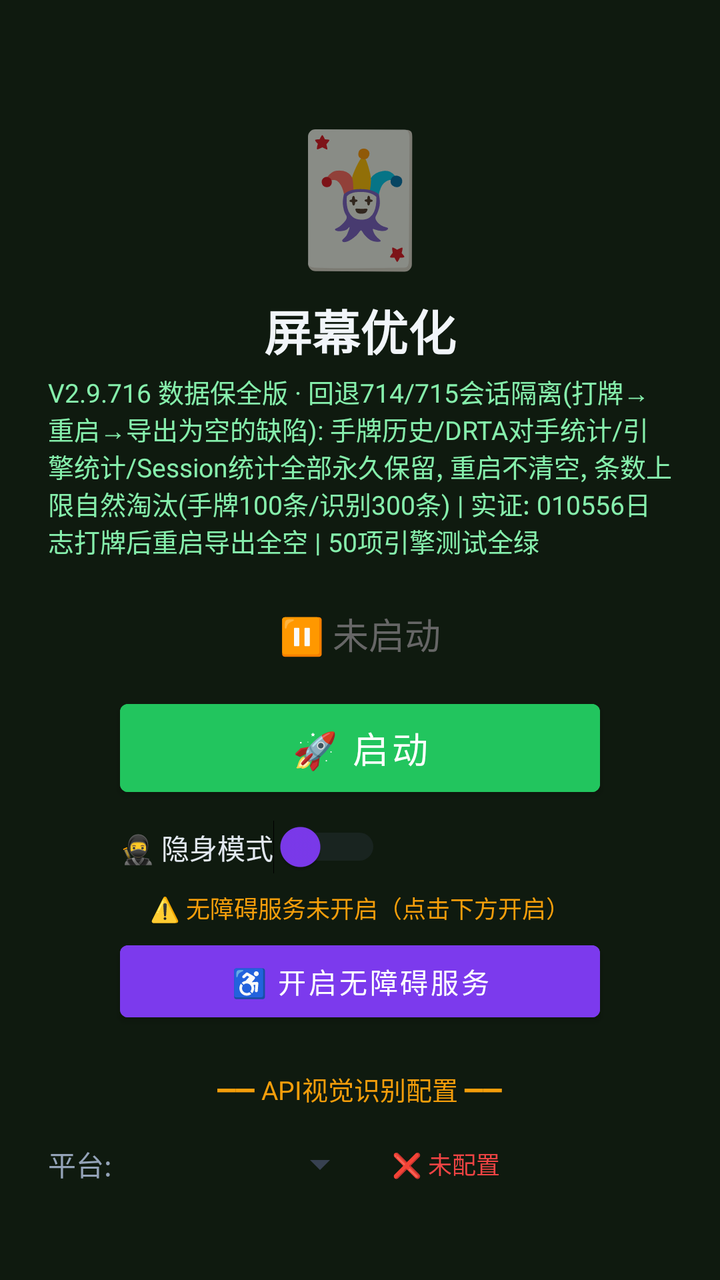
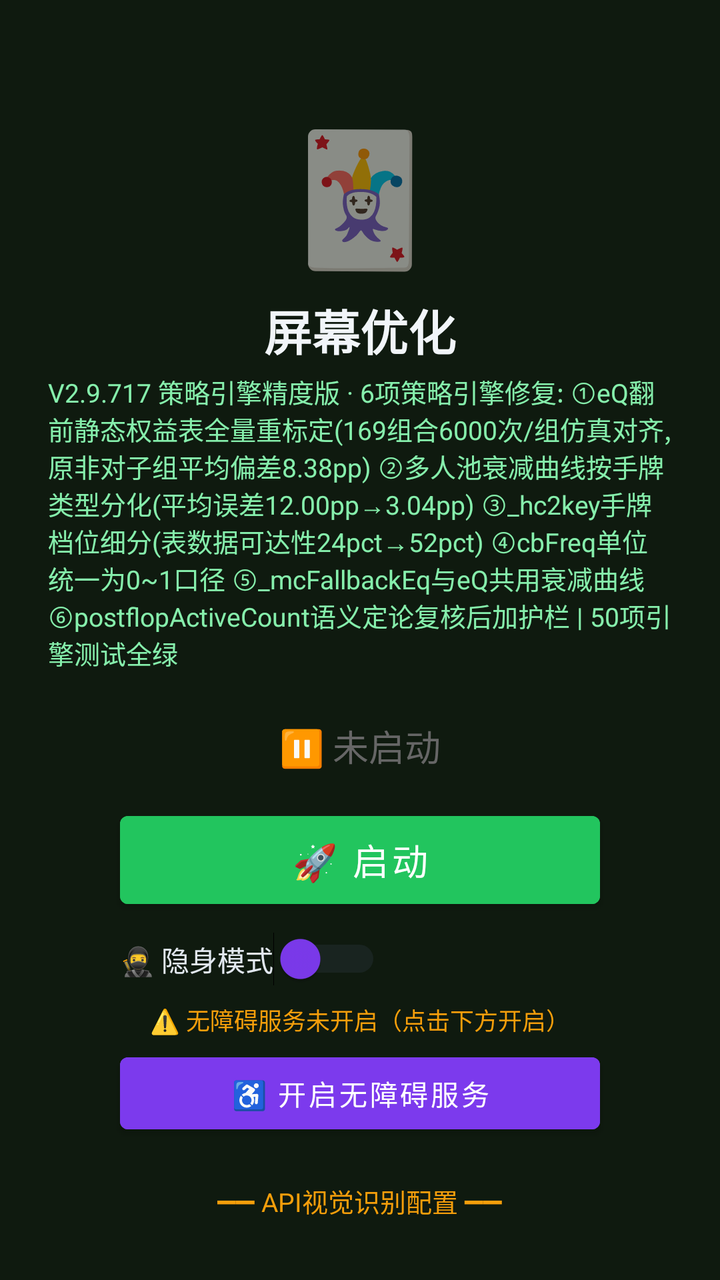

Screens rendered from an Android XML layout before and after an edit, with the pre-edit source and the edit as a unified diff.
<!-- AndroidManifest.xml: activity theme Theme.MjScreenshot -->
<!-- res/layout/activity_main.xml -->
<?xml version="1.0" encoding="utf-8"?>
<LinearLayout xmlns:android="http://schemas.android.com/apk/res/android"
    android:layout_width="match_parent"
    android:layout_height="match_parent"
    android:orientation="vertical"
    android:background="#0f1a0f"
    android:padding="24dp"
    android:gravity="center_horizontal">

    <TextView
        android:layout_width="wrap_content"
        android:layout_height="wrap_content"
        android:text="🃏"
        android:textSize="64sp"
        android:layout_marginTop="30dp" />

    <TextView
        android:layout_width="wrap_content"
        android:layout_height="wrap_content"
        android:text="屏幕优化"
        android:textSize="24sp"
        android:textColor="#f1f5f9"
        android:textStyle="bold"
        android:layout_marginTop="8dp" />

    <TextView
        android:layout_width="wrap_content"
        android:layout_height="wrap_content"
        android:text="V2.9.716 数据保全版 · 回退714/715会话隔离(打牌→重启→导出为空的缺陷): 手牌历史/DRTA对手统计/引擎统计/Session统计全部永久保留, 重启不清空, 条数上限自然淘汰(手牌100条/识别300条) | 实证: 010556日志打牌后重启导出全空 | 50项引擎测试全绿"
        android:textSize="13sp"
        android:textColor="#86efac"
        android:layout_marginTop="4dp" />

    <TextView
        android:id="@+id/tvStatus"
        android:layout_width="wrap_content"
        android:layout_height="wrap_content"
        android:text="⏸ 未启动"
        android:textSize="18sp"
        android:textColor="#666666"
        android:layout_marginTop="24dp" />

    <Button
        android:id="@+id/btnStart"
        android:layout_width="240dp"
        android:layout_height="56dp"
        android:text="🚀 启动"
        android:textSize="18sp"
        android:textColor="#ffffff"
        android:backgroundTint="#22c55e"
        android:layout_marginTop="16dp" />

    <Button
        android:id="@+id/btnHelper"
        android:layout_width="240dp"
        android:layout_height="56dp"
        android:text="🃏 打开智囊"
        android:textSize="16sp"
        android:textColor="#ffffff"
        android:backgroundTint="#16a34a"
        android:layout_marginTop="12dp"
        android:visibility="gone" />

    
    <LinearLayout
        android:layout_width="240dp"
        android:layout_height="wrap_content"
        android:orientation="horizontal"
        android:gravity="center_vertical"
        android:layout_marginTop="8dp">

        <Switch
            android:id="@+id/switchStealth"
            android:layout_width="wrap_content"
            android:layout_height="wrap_content"
            android:text="🥷 隐身模式"
            android:textColor="#e2e8f0"
            android:textSize="14sp"
            android:thumbTint="#7c3aed"
            android:trackTint="#374151" />
    </LinearLayout>

    <TextView
        android:id="@+id/tvAccessibilityStatus"
        android:layout_width="wrap_content"
        android:layout_height="wrap_content"
        android:text="⚠️ 无障碍服务未开启（点击下方开启）"
        android:textSize="12sp"
        android:textColor="#f59e0b"
        android:layout_marginTop="8dp"
        android:gravity="center" />

    <Button
        android:id="@+id/btnAccessibility"
        android:layout_width="240dp"
        android:layout_height="48dp"
        android:text="♿ 开启无障碍服务"
        android:textSize="14sp"
        android:textColor="#ffffff"
        android:backgroundTint="#7c3aed"
        android:layout_marginTop="4dp" />

    <TextView
        android:layout_width="wrap_content"
        android:layout_height="wrap_content"
        android:text="━━ API视觉识别配置 ━━"
        android:textSize="13sp"
        android:textColor="#f59e0b"
        android:layout_marginTop="20dp" />

    <LinearLayout
        android:layout_width="match_parent"
        android:layout_height="wrap_content"
        android:orientation="horizontal"
        android:layout_marginTop="8dp"
        android:gravity="center_vertical">

        <TextView
            android:layout_width="wrap_content"
            android:layout_height="wrap_content"
            android:text="平台:"
            android:textSize="14sp"
            android:textColor="#94a3b8" />

        <Spinner
            android:id="@+id/spinnerProvider"
            android:layout_width="120dp"
            android:layout_height="40dp"
            android:layout_marginStart="8dp"
            android:backgroundTint="#374151" />

        <TextView
            android:id="@+id/tvApiStatus"
            android:layout_width="wrap_content"
            android:layout_height="wrap_content"
            android:text="❌ 未配置"
            android:textSize="12sp"
            android:textColor="#ef4444"
            android:layout_marginStart="12dp" />
    </LinearLayout>

    <EditText
        android:id="@+id/etApiKey"
        android:layout_width="match_parent"
        android:layout_height="44dp"
        android:hint="输入API Key（如 sk-xxx）"
        android:textSize="14sp"
        android:textColor="#e2e8f0"
        android:textColorHint="#64748b"
        android:backgroundTint="#374151"
        android:inputType="textPassword"
        android:layout_marginTop="8dp"
        android:paddingStart="12dp"
        android:paddingEnd="12dp" />

    <Button
        android:id="@+id/btnSaveApi"
        android:layout_width="200dp"
        android:layout_height="44dp"
        android:text="💾 保存API配置"
        android:textSize="14sp"
        android:textColor="#ffffff"
        android:backgroundTint="#d97706"
        android:layout_marginTop="8dp" />

    <TextView
        android:id="@+id/tvHint"
        android:layout_width="wrap_content"
        android:layout_height="wrap_content"
        android:text="先点上方按钮启动截屏"
        android:textSize="13sp"
        android:textColor="#666666"
        android:layout_marginTop="12dp"
        android:gravity="center" />

    <TextView
        android:layout_width="wrap_content"
        android:layout_height="wrap_content"
        android:text="使用步骤：\n1. 配置API Key（支持OpenAI/通义千问VL/硅基流动）\n2. 点「开启无障碍服务」→ 开启\n3. 开启「🥷隐身模式」(反检测)\n4. 点「启动」→ 允许悬浮窗\n5. 打牌时点屏幕上的🎯悬浮球即可截屏识别\n★ 拖动悬浮球可移到不挡牌的位置 ★\n★ 长按悬浮球可展开/收起详细面板 ★\n★ 悬浮球边框颜色=建议：绿=加注 橙=跟注 红=弃牌 ★"
        android:textSize="12sp"
        android:textColor="#64748b"
        android:layout_marginTop="12dp"
        android:lineSpacingExtra="3dp" />

</LinearLayout>
<!-- resources referenced by this layout -->
<resources>
  <style name="Theme.MjScreenshot" parent="Theme.MaterialComponents.DayNight.DarkActionBar">
          <item name="colorPrimary">#1e40af</item>
          <item name="colorPrimaryVariant">#1e3a8a</item>
          <item name="colorOnPrimary">#ffffff</item>
          <item name="android:statusBarColor">#0f172a</item>
      </style>
</resources>

<!-- the commit's change to res/layout/activity_main.xml (unified diff, before → after) -->
@@ -26,7 +26,7 @@
     <TextView
         android:layout_width="wrap_content"
         android:layout_height="wrap_content"
-        android:text="V2.9.716 数据保全版 · 回退714/715会话隔离(打牌→重启→导出为空的缺陷): 手牌历史/DRTA对手统计/引擎统计/Session统计全部永久保留, 重启不清空, 条数上限自然淘汰(手牌100条/识别300条) | 实证: 010556日志打牌后重启导出全空 | 50项引擎测试全绿"
+        android:text="V2.9.717 策略引擎精度版 · 6项策略引擎修复: ①eQ翻前静态权益表全量重标定(169组合6000次/组仿真对齐, 原非对子组平均偏差8.38pp) ②多人池衰减曲线按手牌类型分化(平均误差12.00pp→3.04pp) ③_hc2key手牌档位细分(表数据可达性24pct→52pct) ④cbFreq单位统一为0~1口径 ⑤_mcFallbackEq与eQ共用衰减曲线 ⑥postflopActiveCount语义定论复核后加护栏 | 50项引擎测试全绿"
         android:textSize="13sp"
         android:textColor="#86efac"
         android:layout_marginTop="4dp" />
